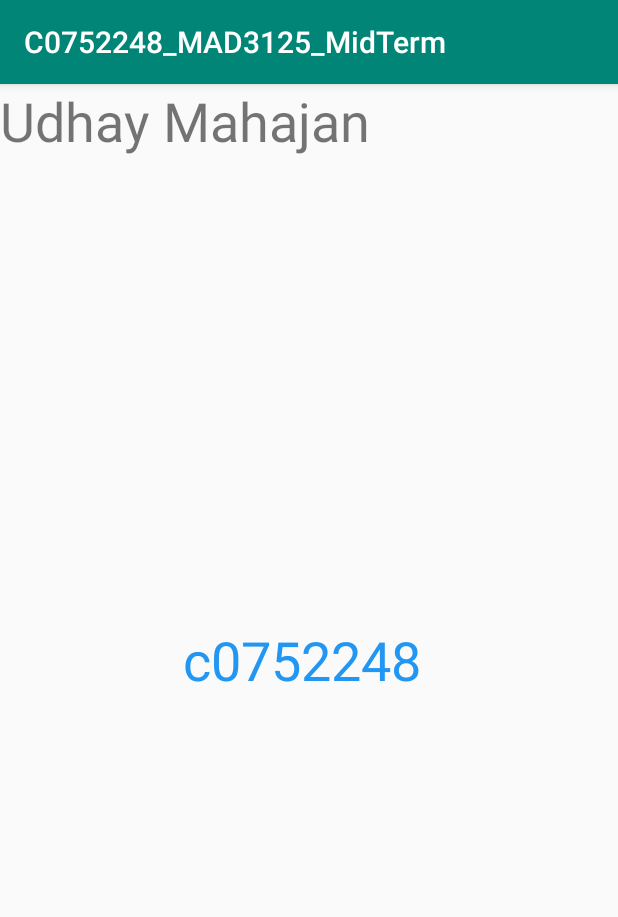
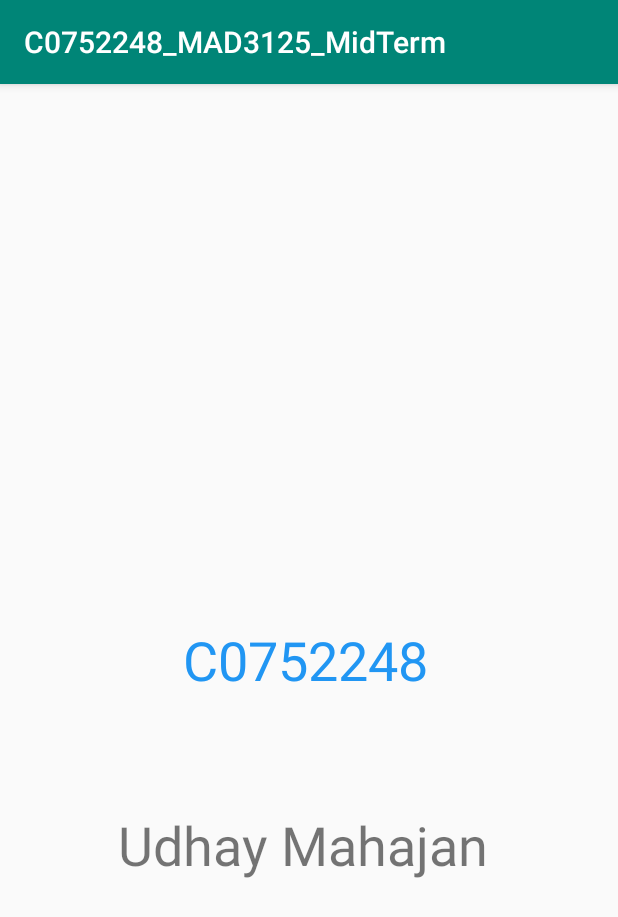
Before and after one commit to um-31/C0752248_MAD3125_MidTerm, an Android app: the SplashActivity screen opened directly, with no data from a screen before it, on a phone screen of 412 x 824 dp. Shown: the top 917 px of the screen. Run offline under Robolectric (Android 15) with nearby library versions, the phone set to English and light mode, and no system bars.

```diff
--- a/app/build.gradle
+++ b/app/build.gradle
@@ -26,4 +26,5 @@ dependencies {
     testImplementation 'junit:junit:4.12'
     androidTestImplementation 'androidx.test:runner:1.2.0'
     androidTestImplementation 'androidx.test.espresso:espresso-core:3.2.0'
+    implementation 'androidx.recyclerview:recyclerview:1.0.0'
 }
--- a/app/src/main/res/layout/activity_main.xml
+++ b/app/src/main/res/layout/activity_main.xml
@@ -14,6 +14,7 @@
         android:layout_marginTop="8dp"
         android:layout_marginEnd="8dp"
         android:layout_marginBottom="8dp"
+        android:backgroundTint="#E91E63"
         android:ems="10"
         android:hint="Username"
         android:inputType="textPersonName"
@@ -30,6 +31,7 @@
         android:layout_marginStart="8dp"
         android:layout_marginEnd="8dp"
         android:layout_marginBottom="400dp"
+        android:backgroundTint="#E91E63"
         android:ems="10"
         android:hint="Password"
         android:inputType="textPassword"
--- a/app/src/main/res/layout/activity_splash.xml
+++ b/app/src/main/res/layout/activity_splash.xml
@@ -26,8 +26,16 @@
         android:id="@+id/txtStudentName"
         android:layout_width="254dp"
         android:layout_height="48dp"
+        android:layout_marginStart="8dp"
+        android:layout_marginTop="8dp"
+        android:layout_marginEnd="8dp"
+        android:layout_marginBottom="8dp"
         android:text="Udhay Mahajan"
         android:textSize="36sp"
-        tools:layout_editor_absoluteX="76dp"
-        tools:layout_editor_absoluteY="453dp" />
+        app:layout_constraintBottom_toBottomOf="parent"
+        app:layout_constraintEnd_toEndOf="parent"
+        app:layout_constraintHorizontal_bias="0.496"
+        app:layout_constraintStart_toStartOf="parent"
+        app:layout_constraintTop_toTopOf="parent"
+        app:layout_constraintVertical_bias="0.674" />
 </androidx.constraintlayout.widget.ConstraintLayout>
--- /dev/null
+++ b/app/src/main/res/values/dimens.xml
@@ -0,0 +1,6 @@
+<?xml version="1.0" encoding="utf-8"?>
+<resources>
+    <dimen name="activity_horizontal_margin">16dp</dimen>
+    <dimen name="activity_vertical_margin">16dp</dimen>
+    <dimen name="ic_clear_margin">56dp</dimen>
+</resources>
--- a/app/src/main/res/values/strings.xml
+++ b/app/src/main/res/values/strings.xml
@@ -1,5 +1,5 @@
 <resources>
     <string name="app_name">C0752248_MAD3125_MidTerm</string>
-    <string name="UserId">c0752248</string>
+    <string name="UserId">C0752248</string>
 
 </resources>
```
Also changed, not shown: app/src/main/java/com/example/c0752248_mad3125_midterm/MyListAdapter.java (added, +59 -0 lines), app/src/main/java/com/example/c0752248_mad3125_midterm/MyListData.java (added, +22 -0 lines), app/src/main/res/drawable-v24/border.xml (added, +10 -0 lines), app/src/main/res/layout/activity_home.xml (+6 -4 lines), app/src/main/res/layout/itemList.xml (added, +29 -0 lines).
